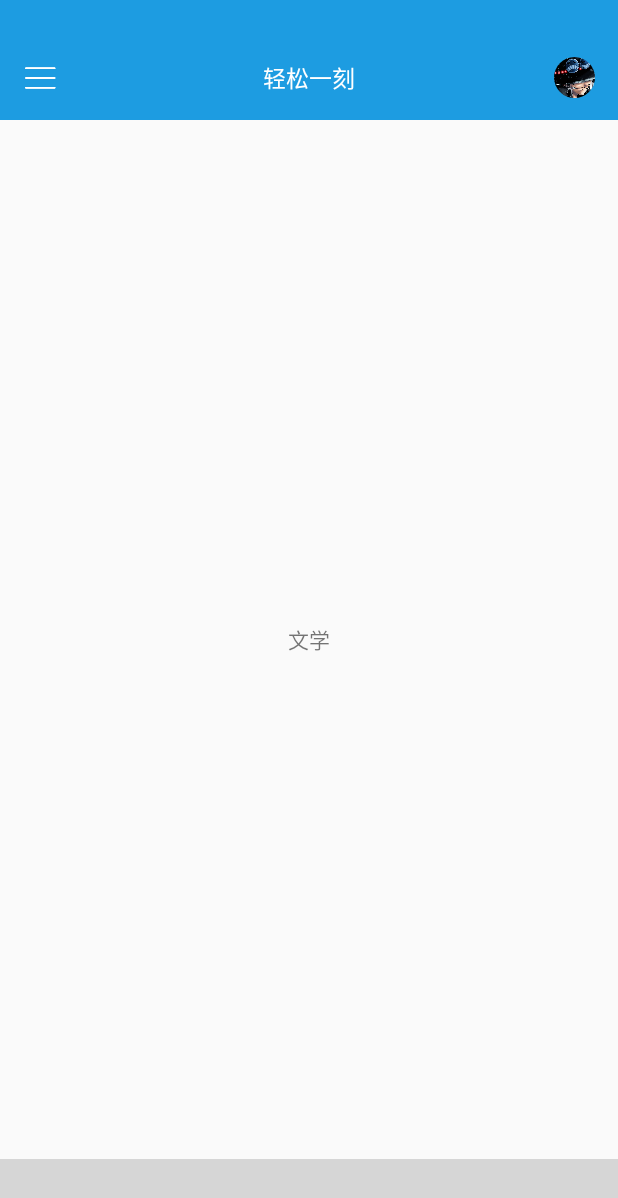
After one commit to yuesetaimei/news_client, an Android app: the fragment LiteratureFragment placed in its activity, on a phone screen of 412 x 824 dp. The commit adds this screen. Shown: the top 1198 px of the screen. Run offline under Robolectric (Android 15) with nearby library versions, the phone set to English and light mode, and no system bars; our stand-ins replace ButterKnife, CircleImageView, EventBus; libraries missing offline, so code that uses them is left out: com.roughike.bottombar; plain views replace BottomBar; 1 statement that could not run was skipped; grey boxes are pictures that could not be loaded.

Commit message:
修改首页切换fragment

```diff
--- /dev/null
+++ b/app/src/main/java/com/tlkg/news/app/fragment/LiteratureFragment.java
@@ -0,0 +1,35 @@
+package com.tlkg.news.app.fragment;
+
+import android.os.Bundle;
+import android.support.v4.app.Fragment;
+
+import com.tlkg.news.app.R;
+import com.tlkg.news.app.base.BaseFragment;
+
+/**
+ * Created by wuxiaoqi on 2017/9/24.
+ * 文学Fragment
+ */
+
+public class LiteratureFragment extends BaseFragment {
+    private static final String TAG = "LiteratureFragment";
+
+    public static Fragment getInstance() {
+        return new LiteratureFragment();
+    }
+
+    @Override
+    protected void initData(Bundle bundle) {
+
+    }
+
+    @Override
+    public int getContentView() {
+        return R.layout.fragment_literature;
+    }
+
+    @Override
+    public void initEvent() {
+
+    }
+}
--- /dev/null
+++ b/app/src/main/res/layout/fragment_literature.xml
@@ -0,0 +1,11 @@
+<?xml version="1.0" encoding="utf-8"?>
+<RelativeLayout xmlns:android="http://schemas.android.com/apk/res/android"
+    android:layout_width="match_parent"
+    android:layout_height="match_parent">
+
+    <TextView
+        android:layout_width="wrap_content"
+        android:layout_height="wrap_content"
+        android:layout_centerInParent="true"
+        android:text="文学" />
+</RelativeLayout>
```
Also changed, not shown: app/src/main/java/com/tlkg/news/app/activity/MainActivity.java (+6 -3 lines), app/src/main/java/com/tlkg/news/app/base/BaseActivity.java (+6 -4 lines), app/src/main/java/com/tlkg/news/app/fragment/MyFragment.java (added, +36 -0 lines), app/src/main/java/com/tlkg/news/app/fragment/WelfareFragment.java (added, +36 -0 lines), app/src/main/res/layout/fragment_my.xml (added, +11 -0 lines), app/src/main/res/layout/fragment_welfare.xml (added, +12 -0 lines).
